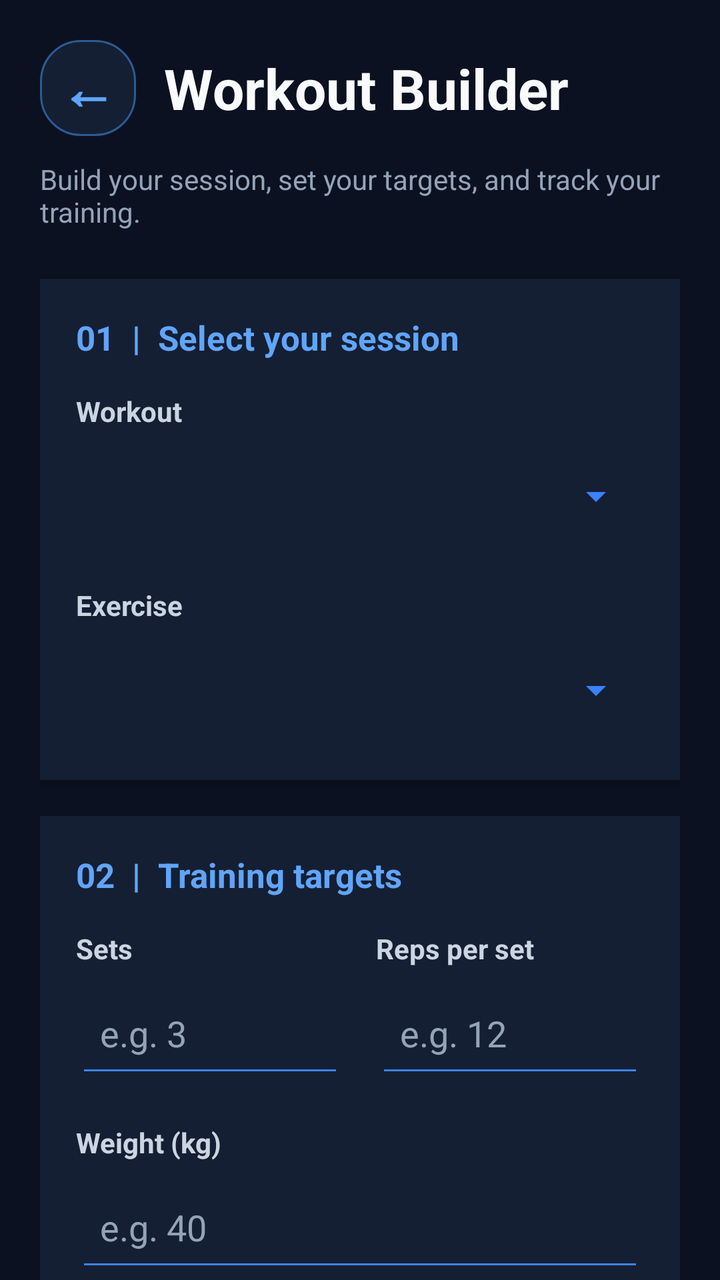
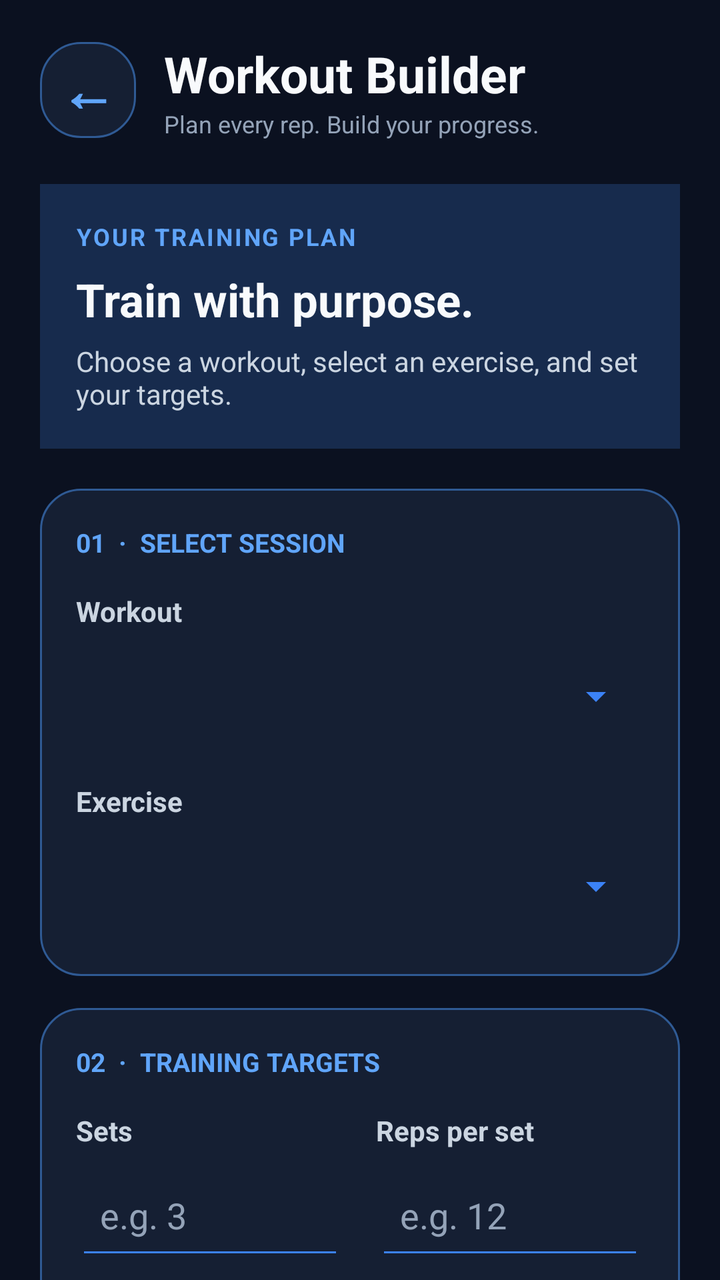

Two renders of the same Android screen: before a commit and after it. Below are the layout's source before the change and the commit's diff.
<!-- AndroidManifest.xml: application theme Theme.GymTrackerPro -->
<!-- res/layout/activity_workout_exercises.xml -->
<?xml version="1.0" encoding="utf-8"?>
<ScrollView xmlns:android="http://schemas.android.com/apk/res/android"
    android:layout_width="match_parent"
    android:layout_height="match_parent"
    android:background="#0B1120"
    android:fillViewport="true"
    android:scrollbars="none">

    <LinearLayout
        android:layout_width="match_parent"
        android:layout_height="wrap_content"
        android:orientation="vertical"
        android:padding="20dp">

        
        <LinearLayout
            android:layout_width="match_parent"
            android:layout_height="wrap_content"
            android:orientation="horizontal"
            android:gravity="center_vertical"
            android:layout_marginBottom="6dp">

            <TextView
                android:id="@+id/buttonBackArrow"
                android:layout_width="48dp"
                android:layout_height="48dp"
                android:background="@drawable/bg_card"
                android:gravity="center"
                android:text="←"
                android:textColor="#60A5FA"
                android:textSize="28sp"
                android:textStyle="bold"
                android:clickable="true"
                android:focusable="true"
                android:contentDescription="Back to Dashboard" />

            <TextView
                android:layout_width="0dp"
                android:layout_height="wrap_content"
                android:layout_weight="1"
                android:layout_marginStart="14dp"
                android:text="Workout Builder"
                android:textColor="#F8FAFC"
                android:textSize="28sp"
                android:textStyle="bold" />

        </LinearLayout>

        <TextView
            android:layout_width="match_parent"
            android:layout_height="wrap_content"
            android:layout_marginTop="6dp"
            android:layout_marginBottom="24dp"
            android:text="Build your session, set your targets, and track your training."
            android:textColor="#94A3B8"
            android:textSize="14sp" />

        
        <LinearLayout
            android:layout_width="match_parent"
            android:layout_height="wrap_content"
            android:orientation="vertical"
            android:padding="18dp"
            android:background="#151F33"
            android:elevation="3dp">

            <TextView
                android:layout_width="match_parent"
                android:layout_height="wrap_content"
                android:text="01  |  Select your session"
                android:textColor="#60A5FA"
                android:textSize="17sp"
                android:textStyle="bold"
                android:layout_marginBottom="16dp" />

            <TextView
                android:layout_width="match_parent"
                android:layout_height="wrap_content"
                android:text="Workout"
                android:textStyle="bold"
                android:textColor="#CBD5E1"
                android:layout_marginBottom="6dp" />

            <Spinner
                android:id="@+id/spinnerWorkouts"
                android:layout_width="match_parent"
                android:layout_height="54dp"
                android:backgroundTint="#3B82F6"
                android:paddingStart="10dp"
                android:paddingEnd="10dp" />

            <TextView
                android:layout_width="match_parent"
                android:layout_height="wrap_content"
                android:text="Exercise"
                android:textStyle="bold"
                android:textColor="#CBD5E1"
                android:layout_marginTop="18dp"
                android:layout_marginBottom="6dp" />

            <Spinner
                android:id="@+id/spinnerExercises"
                android:layout_width="match_parent"
                android:layout_height="54dp"
                android:backgroundTint="#3B82F6"
                android:paddingStart="10dp"
                android:paddingEnd="10dp" />

        </LinearLayout>

        
        <LinearLayout
            android:layout_width="match_parent"
            android:layout_height="wrap_content"
            android:layout_marginTop="18dp"
            android:orientation="vertical"
            android:padding="18dp"
            android:background="#151F33"
            android:elevation="3dp">

            <TextView
                android:layout_width="match_parent"
                android:layout_height="wrap_content"
                android:text="02  |  Training targets"
                android:textColor="#60A5FA"
                android:textSize="17sp"
                android:textStyle="bold"
                android:layout_marginBottom="16dp" />

            
            <LinearLayout
                android:layout_width="match_parent"
                android:layout_height="wrap_content"
                android:orientation="horizontal"
                android:weightSum="2">

                <LinearLayout
                    android:layout_width="0dp"
                    android:layout_height="wrap_content"
                    android:layout_weight="1"
                    android:orientation="vertical"
                    android:paddingEnd="8dp">

                    <TextView
                        android:layout_width="match_parent"
                        android:layout_height="wrap_content"
                        android:text="Sets"
                        android:textColor="#CBD5E1"
                        android:textStyle="bold"
                        android:layout_marginBottom="6dp" />

                    <EditText
                        android:id="@+id/editSets"
                        android:layout_width="match_parent"
                        android:layout_height="54dp"
                        android:hint="e.g. 3"
                        android:inputType="number"
                        android:singleLine="true"
                        android:padding="12dp"
                        android:backgroundTint="#3B82F6"
                        android:textColor="#F8FAFC"
                        android:textColorHint="#94A3B8" />

                </LinearLayout>

                <LinearLayout
                    android:layout_width="0dp"
                    android:layout_height="wrap_content"
                    android:layout_weight="1"
                    android:orientation="vertical"
                    android:paddingStart="8dp">

                    <TextView
                        android:layout_width="match_parent"
                        android:layout_height="wrap_content"
                        android:text="Reps per set"
                        android:textColor="#CBD5E1"
                        android:textStyle="bold"
                        android:layout_marginBottom="6dp" />

                    <EditText
                        android:id="@+id/editRepetitions"
                        android:layout_width="match_parent"
                        android:layout_height="54dp"
                        android:hint="e.g. 12"
                        android:inputType="number"
                        android:singleLine="true"
                        android:padding="12dp"
                        android:backgroundTint="#3B82F6"
                        android:textColor="#F8FAFC"
                        android:textColorHint="#94A3B8" />

                </LinearLayout>

            </LinearLayout>

            
            <TextView
                android:layout_width="match_parent"
                android:layout_height="wrap_content"
                android:text="Weight (kg)"
                android:textColor="#CBD5E1"
                android:textStyle="bold"
                android:layout_marginTop="18dp"
                android:layout_marginBottom="6dp" />

            <EditText
                android:id="@+id/editWeight"
                android:layout_width="match_parent"
                android:layout_height="54dp"
                android:hint="e.g. 40"
                android:inputType="numberDecimal"
                android:singleLine="true"
                android:padding="12dp"
                android:backgroundTint="#3B82F6"
                android:textColor="#F8FAFC"
                android:textColorHint="#94A3B8" />

            
            <TextView
                android:layout_width="match_parent"
                android:layout_height="wrap_content"
                android:text="Training notes (optional)"
                android:textColor="#CBD5E1"
                android:textStyle="bold"
                android:layout_marginTop="18dp"
                android:layout_marginBottom="6dp" />

            <EditText
                android:id="@+id/editExerciseNotes"
                android:layout_width="match_parent"
                android:layout_height="wrap_content"
                android:minHeight="90dp"
                android:hint="e.g. Use controlled movements"
                android:inputType="textCapSentences|textMultiLine"
                android:minLines="2"
                android:gravity="top|start"
                android:padding="12dp"
                android:backgroundTint="#3B82F6"
                android:textColor="#F8FAFC"
                android:textColorHint="#94A3B8" />

            <Button
                android:id="@+id/buttonAddExerciseToWorkout"
                android:layout_width="match_parent"
                android:layout_height="54dp"
                android:layout_marginTop="22dp"
                android:text="Add Exercise to Workout"
                android:textAllCaps="false"
                android:textColor="#FFFFFF"
                android:textSize="16sp"
                android:textStyle="bold"
                android:backgroundTint="#2563EB" />

        </LinearLayout>

        
        <LinearLayout
            android:layout_width="match_parent"
            android:layout_height="wrap_content"
            android:layout_marginTop="18dp"
            android:orientation="vertical"
            android:padding="18dp"
            android:background="#151F33"
            android:elevation="3dp">

            <TextView
                android:layout_width="match_parent"
                android:layout_height="wrap_content"
                android:text="Your exercise plan"
                android:textColor="#F8FAFC"
                android:textSize="20sp"
                android:textStyle="bold"
                android:layout_marginBottom="6dp" />

            <TextView
                android:layout_width="match_parent"
                android:layout_height="wrap_content"
                android:text="Exercises assigned to your selected workout"
                android:textColor="#94A3B8"
                android:textSize="13sp"
                android:layout_marginBottom="14dp" />

            <TextView
                android:id="@+id/textAssignedExercises"
                android:layout_width="match_parent"
                android:layout_height="wrap_content"
                android:minHeight="70dp"
                android:background="#0F172A"
                android:padding="16dp"
                android:text="Assigned exercises will appear here."
                android:textColor="#CBD5E1"
                android:textSize="15sp"
                android:lineSpacingExtra="6dp" />

        </LinearLayout>

        
        <Button
            android:id="@+id/buttonBackHome"
            android:layout_width="match_parent"
            android:layout_height="52dp"
            android:layout_marginTop="22dp"
            android:layout_marginBottom="12dp"
            android:text="Back to Dashboard"
            android:textAllCaps="false"
            android:textColor="#F8FAFC"
            android:backgroundTint="#334155" />

    </LinearLayout>

</ScrollView>
<!-- resources referenced by this layout -->
<resources>
  <!-- drawable bg_card (drawable) -->
  <?xml version="1.0" encoding="utf-8"?>
  <shape xmlns:android="http://schemas.android.com/apk/res/android" android:shape="rectangle">
      <solid android:color="@color/gt_surface" />
      <corners android:radius="20dp" />
      <stroke android:width="1dp" android:color="@color/gt_stroke" />
  </shape>
  <style name="Theme.GymTrackerPro" parent="Base.Theme.GymTrackerPro" />
  <color name="gt_surface">#151F33</color>
  <color name="gt_stroke">#2F5A94</color>
  <style name="Base.Theme.GymTrackerPro" parent="Theme.Material3.Dark.NoActionBar">
          <item name="colorPrimary">@color/gt_blue</item>
          <item name="colorSurface">@color/gt_surface</item>
          <item name="android:windowBackground">@color/gt_background</item>
  
          
          <item name="android:statusBarColor">@color/gt_background</item>
          <item name="android:navigationBarColor">@color/gt_background</item>
          <item name="android:windowLightStatusBar">false</item>
      </style>
  <color name="gt_blue">#60A5FA</color>
  <color name="gt_background">#0B1120</color>
</resources>

<!-- the commit's change to res/layout/activity_workout_exercises.xml (unified diff, before → after) -->
@@ -18,7 +18,7 @@
             android:layout_height="wrap_content"
             android:orientation="horizontal"
             android:gravity="center_vertical"
-            android:layout_marginBottom="6dp">
+            android:layout_marginBottom="8dp">
 
             <TextView
                 android:id="@+id/buttonBackArrow"
@@ -32,28 +32,31 @@
                 android:textStyle="bold"
                 android:clickable="true"
                 android:focusable="true"
-                android:contentDescription="Back to Dashboard" />
-
-            <TextView
+                android:contentDescription="Back" />
+
+            <LinearLayout
                 android:layout_width="0dp"
                 android:layout_height="wrap_content"
                 android:layout_weight="1"
-                android:layout_marginStart="14dp"
-                android:text="Workout Builder"
-                android:textColor="#F8FAFC"
-                android:textSize="28sp"
-                android:textStyle="bold" />
-
-        </LinearLayout>
-
-        <TextView
-            android:layout_width="match_parent"
-            android:layout_height="wrap_content"
-            android:layout_marginTop="6dp"
-            android:layout_marginBottom="24dp"
-            android:text="Build your session, set your targets, and track your training."
-            android:textColor="#94A3B8"
-            android:textSize="14sp" />
+                android:orientation="vertical"
+                android:layout_marginStart="14dp">
+
+                <TextView
+                    android:layout_width="match_parent"
+                    android:layout_height="wrap_content"
+                    android:text="Workout Builder"
+                    android:textColor="#F8FAFC"
+                    android:textSize="25sp"
+                    android:textStyle="bold" />
+
+                <TextView
+                    android:layout_width="match_parent"
+                    android:layout_height="wrap_content"
+                    android:text="Plan every rep. Build your progress."
+                    android:textColor="#94A3B8"
+                    android:textSize="12sp" />
+            </LinearLayout>
+        </LinearLayout>
 
         
         <LinearLayout
@@ -61,15 +64,51 @@
             android:layout_height="wrap_content"
             android:orientation="vertical"
             android:padding="18dp"
-            android:background="#151F33"
-            android:elevation="3dp">
-
-            <TextView
-                android:layout_width="match_parent"
-                android:layout_height="wrap_content"
-                android:text="01  |  Select your session"
-                android:textColor="#60A5FA"
-                android:textSize="17sp"
+            android:layout_marginTop="14dp"
+            android:layout_marginBottom="20dp"
+            android:background="#172B4D">
+
+            <TextView
+                android:layout_width="match_parent"
+                android:layout_height="wrap_content"
+                android:text="YOUR TRAINING PLAN"
+                android:textColor="#60A5FA"
+                android:textStyle="bold"
+                android:textSize="12sp"
+                android:letterSpacing="0.08" />
+
+            <TextView
+                android:layout_width="match_parent"
+                android:layout_height="wrap_content"
+                android:layout_marginTop="8dp"
+                android:text="Train with purpose."
+                android:textColor="#F8FAFC"
+                android:textSize="23sp"
+                android:textStyle="bold" />
+
+            <TextView
+                android:layout_width="match_parent"
+                android:layout_height="wrap_content"
+                android:layout_marginTop="6dp"
+                android:text="Choose a workout, select an exercise, and set your targets."
+                android:textColor="#CBD5E1"
+                android:textSize="14sp" />
+        </LinearLayout>
+
+        
+        <LinearLayout
+            android:layout_width="match_parent"
+            android:layout_height="wrap_content"
+            android:orientation="vertical"
+            android:padding="18dp"
+            android:background="@drawable/bg_card">
+
+            <TextView
+                android:layout_width="match_parent"
+                android:layout_height="wrap_content"
+                android:text="01  ·  SELECT SESSION"
+                android:textColor="#60A5FA"
+                android:textSize="13sp"
                 android:textStyle="bold"
                 android:layout_marginBottom="16dp" />
 
@@ -77,8 +116,8 @@
                 android:layout_width="match_parent"
                 android:layout_height="wrap_content"
                 android:text="Workout"
-                android:textStyle="bold"
-                android:textColor="#CBD5E1"
+                android:textColor="#CBD5E1"
+                android:textStyle="bold"
                 android:layout_marginBottom="6dp" />
 
             <Spinner
@@ -93,9 +132,9 @@
                 android:layout_width="match_parent"
                 android:layout_height="wrap_content"
                 android:text="Exercise"
-                android:textStyle="bold"
-                android:textColor="#CBD5E1"
-                android:layout_marginTop="18dp"
+                android:textColor="#CBD5E1"
+                android:textStyle="bold"
+                android:layout_marginTop="16dp"
                 android:layout_marginBottom="6dp" />
 
             <Spinner
@@ -105,25 +144,23 @@
                 android:backgroundTint="#3B82F6"
                 android:paddingStart="10dp"
                 android:paddingEnd="10dp" />
-
-        </LinearLayout>
-
-        
-        <LinearLayout
-            android:layout_width="match_parent"
-            android:layout_height="wrap_content"
-            android:layout_marginTop="18dp"
+        </LinearLayout>
+
+        
+        <LinearLayout
+            android:layout_width="match_parent"
+            android:layout_height="wrap_content"
             android:orientation="vertical"
             android:padding="18dp"
-            android:background="#151F33"
-            android:elevation="3dp">
-
-            <TextView
-                android:layout_width="match_parent"
-                android:layout_height="wrap_content"
-                android:text="02  |  Training targets"
-                android:textColor="#60A5FA"
-                android:textSize="17sp"
+            android:layout_marginTop="16dp"
+            android:background="@drawable/bg_card">
+
+            <TextView
+                android:layout_width="match_parent"
+                android:layout_height="wrap_content"
+                android:text="02  ·  TRAINING TARGETS"
+                android:textColor="#60A5FA"
+                android:textSize="13sp"
                 android:textStyle="bold"
                 android:layout_marginBottom="16dp" />
 
@@ -160,7 +197,6 @@
                         android:backgroundTint="#3B82F6"
                         android:textColor="#F8FAFC"
                         android:textColorHint="#94A3B8" />
-
                 </LinearLayout>
 
                 <LinearLayout
@@ -189,9 +225,7 @@
                         android:backgroundTint="#3B82F6"
                         android:textColor="#F8FAFC"
                         android:textColorHint="#94A3B8" />
-
                 </LinearLayout>
-
             </LinearLayout>
 
             
@@ -201,7 +235,7 @@
                 android:text="Weight (kg)"
                 android:textColor="#CBD5E1"
                 android:textStyle="bold"
-                android:layout_marginTop="18dp"
+                android:layout_marginTop="16dp"
                 android:layout_marginBottom="6dp" />
 
             <EditText
@@ -223,7 +257,7 @@
                 android:text="Training notes (optional)"
                 android:textColor="#CBD5E1"
                 android:textStyle="bold"
-                android:layout_marginTop="18dp"
+                android:layout_marginTop="16dp"
                 android:layout_marginBottom="6dp" />
 
             <EditText
@@ -231,7 +265,7 @@
                 android:layout_width="match_parent"
                 android:layout_height="wrap_content"
                 android:minHeight="90dp"
-                android:hint="e.g. Use controlled movements"
+                android:hint="Add technique tips or reminders..."
                 android:inputType="textCapSentences|textMultiLine"
                 android:minLines="2"
                 android:gravity="top|start"
@@ -244,55 +278,52 @@
                 android:id="@+id/buttonAddExerciseToWorkout"
                 android:layout_width="match_parent"
                 android:layout_height="54dp"
-                android:layout_marginTop="22dp"
-                android:text="Add Exercise to Workout"
+                android:layout_marginTop="20dp"
+                android:text="＋  Add Exercise to Workout"
                 android:textAllCaps="false"
                 android:textColor="#FFFFFF"
-                android:textSize="16sp"
+                android:textSize="15sp"
                 android:textStyle="bold"
                 android:backgroundTint="#2563EB" />
-
-        </LinearLayout>
-
-        
-        <LinearLayout
-            android:layout_width="match_parent"
-            android:layout_height="wrap_content"
-            android:layout_marginTop="18dp"
+        </LinearLayout>
+
+        
+        <LinearLayout
+            android:layout_width="match_parent"
+            android:layout_height="wrap_content"
             android:orientation="vertical"
             android:padding="18dp"
-            android:background="#151F33"
-            android:elevation="3dp">
-
-            <TextView
-                android:layout_width="match_parent"
-                android:layout_height="wrap_content"
-                android:text="Your exercise plan"
-                android:textColor="#F8FAFC"
-                android:textSize="20sp"
-                android:textStyle="bold"
-                android:layout_marginBottom="6dp" />
-
-            <TextView
-                android:layout_width="match_parent"
-                android:layout_height="wrap_content"
+            android:layout_marginTop="16dp"
+            android:background="@drawable/bg_card">
+
+            <TextView
+                android:layout_width="match_parent"
+                android:layout_height="wrap_content"
+                android:text="03  ·  YOUR EXERCISE PLAN"
+                android:textColor="#60A5FA"
+                android:textSize="13sp"
+                android:textStyle="bold" />
+
+            <TextView
+                android:layout_width="match_parent"
+                android:layout_height="wrap_content"
+                android:layout_marginTop="8dp"
+                android:layout_marginBottom="14dp"
                 android:text="Exercises assigned to your selected workout"
                 android:textColor="#94A3B8"
-                android:textSize="13sp"
-                android:layout_marginBottom="14dp" />
+                android:textSize="13sp" />
 
             <TextView
                 android:id="@+id/textAssignedExercises"
                 android:layout_width="match_parent"
                 android:layout_height="wrap_content"
-                android:minHeight="70dp"
-                android:background="#0F172A"
+                android:minHeight="80dp"
+                android:background="#0B1120"
                 android:padding="16dp"
                 android:text="Assigned exercises will appear here."
                 android:textColor="#CBD5E1"
-                android:textSize="15sp"
+                android:textSize="14sp"
                 android:lineSpacingExtra="6dp" />
-
         </LinearLayout>
 
         
@@ -302,11 +333,11 @@
             android:layout_height="52dp"
             android:layout_marginTop="22dp"
             android:layout_marginBottom="12dp"
-            android:text="Back to Dashboard"
+            android:text="←  Back to Dashboard"
             android:textAllCaps="false"
             android:textColor="#F8FAFC"
+            android:textStyle="bold"
             android:backgroundTint="#334155" />
 
     </LinearLayout>
-
 </ScrollView>
